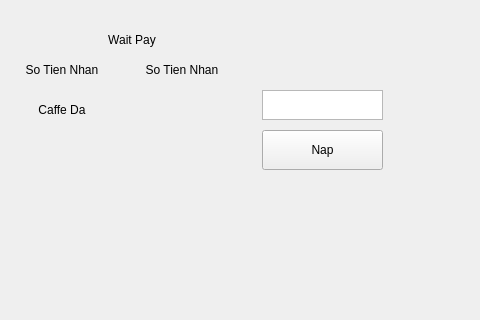
Qt form configs/mdragon/pythonextern/CoffeMachine/vendding.ui (mWorkVN/linuxcnc) before a commit; both pictures show x 168 to 648 and y 0 to 320 of the 648 by 494 pixel window.
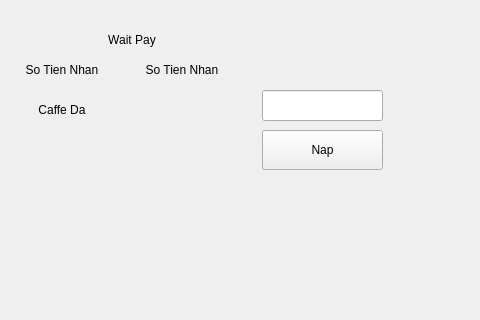
The same form after that commit. The open tabs and pages were chosen to show the change.

Patch:
```diff
--- a/configs/mdragon/pythonextern/CoffeMachine/vendding.ui
+++ b/configs/mdragon/pythonextern/CoffeMachine/vendding.ui
@@ -745,22 +745,6 @@
        <set>Qt::AlignCenter</set>
       </property>
      </widget>
-     <widget class="QTextEdit" name="lblmoneyNap">
-      <property name="geometry">
-       <rect>
-        <x>420</x>
-        <y>80</y>
-        <width>121</width>
-        <height>30</height>
-       </rect>
-      </property>
-      <property name="maximumSize">
-       <size>
-        <width>16777215</width>
-        <height>30</height>
-       </size>
-      </property>
-     </widget>
      <widget class="QPushButton" name="btn_naptien">
       <property name="geometry">
        <rect>
@@ -780,6 +764,19 @@
        <string>Nap</string>
       </property>
      </widget>
+     <widget class="QLineEdit" name="lblmoneyNap">
+      <property name="geometry">
+       <rect>
+        <x>420</x>
+        <y>80</y>
+        <width>121</width>
+        <height>31</height>
+       </rect>
+      </property>
+      <property name="readOnly">
+       <bool>false</bool>
+      </property>
+     </widget>
     </widget>
     <widget class="QWidget" name="page">
      <widget class="QLabel" name="imageAc_14">
```
Left out of the diff: 6 changed lines with no effect on the pictures.
